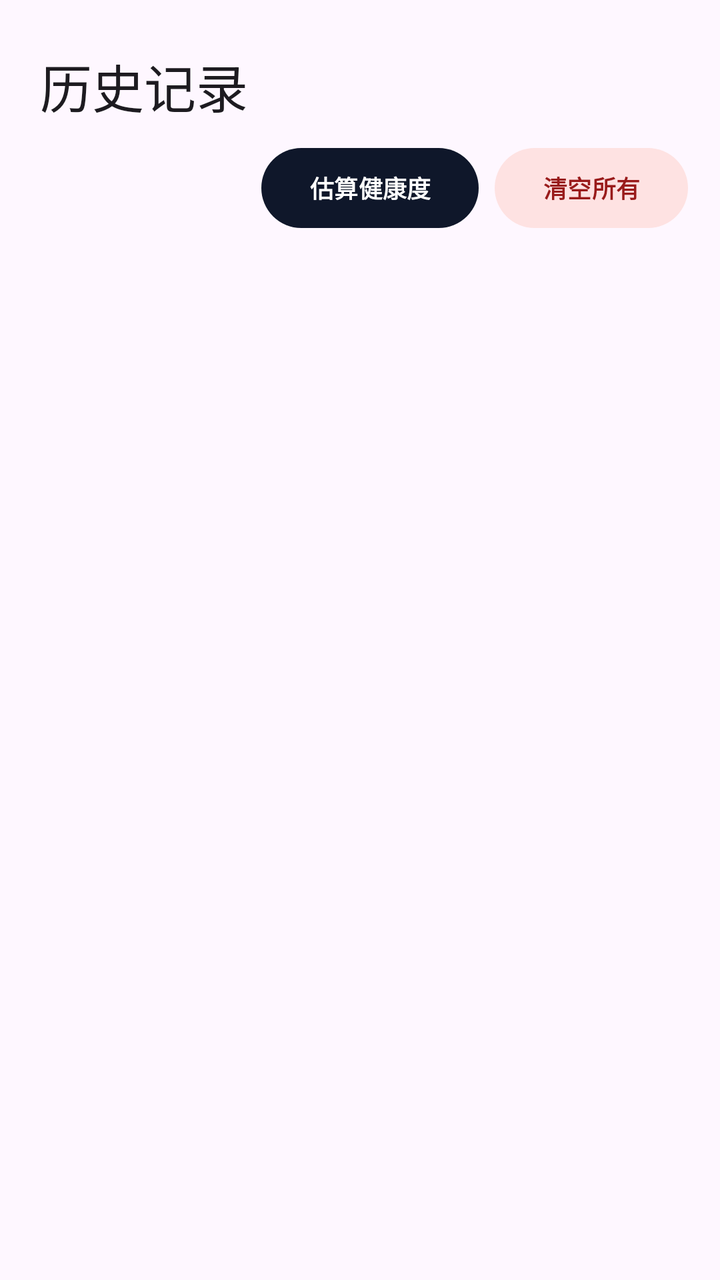
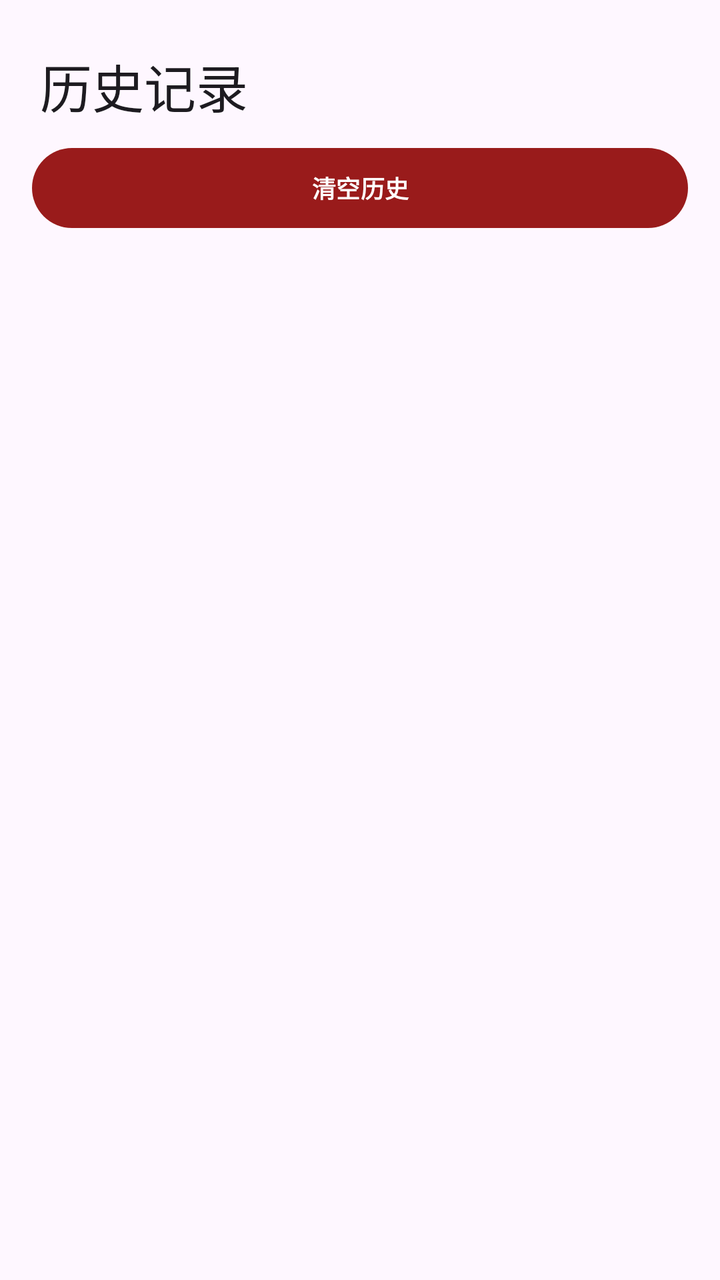

Compare the two renders of this Android layout. The source of the first and the diff that turns it into the second are given below.
<!-- AndroidManifest.xml: application theme Theme.ChargeLog -->
<!-- res/layout/activity_history.xml -->
<?xml version="1.0" encoding="utf-8"?>
<LinearLayout xmlns:android="http://schemas.android.com/apk/res/android"
    xmlns:app="http://schemas.android.com/apk/res-auto"
    xmlns:tools="http://schemas.android.com/tools"
    android:id="@+id/history_main"
    android:layout_width="match_parent"
    android:layout_height="match_parent"
    android:orientation="vertical"
    android:padding="16dp"
    android:background="?android:attr/windowBackground"
    tools:context=".HistoryActivity">

    
    <com.google.android.material.appbar.MaterialToolbar
        android:id="@+id/toolbar"
        android:layout_width="match_parent"
        android:layout_height="54dp"
        app:title="@string/history_title"
        app:titleTextAppearance="@style/XiaomiTitleTextAppearance"
        android:background="@android:color/transparent"
        app:elevation="0dp"
        app:contentInsetStart="0dp"
        app:contentInsetStartWithNavigation="0dp"
        android:layout_marginBottom="4dp" />

    <LinearLayout
        android:layout_width="match_parent"
        android:layout_height="wrap_content"
        android:orientation="horizontal"
        android:gravity="end|center_vertical"
        android:layout_marginBottom="12dp">

        <com.google.android.material.button.MaterialButton
            android:id="@+id/btnEstimateHealth"
            android:layout_width="wrap_content"
            android:layout_height="40dp"
            android:text="@string/estimate_battery_health"
            android:textSize="12sp"
            android:textStyle="bold"
            android:insetTop="0dp"
            android:insetBottom="0dp"
            app:cornerRadius="20dp"
            app:backgroundTint="@color/btn_bg_obsidian"
            android:textColor="@color/white"
            android:layout_marginEnd="8dp" />

        <com.google.android.material.button.MaterialButton
            android:id="@+id/btnClearAll"
            android:layout_width="wrap_content"
            android:layout_height="40dp"
            android:text="@string/clear_all"
            android:textSize="12sp"
            android:textStyle="bold"
            android:insetTop="0dp"
            android:insetBottom="0dp"
            app:cornerRadius="20dp"
            app:backgroundTint="@color/btn_bg_rose_light"
            android:textColor="@color/btn_text_danger" />
    </LinearLayout>

    <androidx.recyclerview.widget.RecyclerView
        android:id="@+id/rvHistory"
        android:layout_width="match_parent"
        android:layout_height="match_parent"
        android:clipToPadding="false"
        android:paddingBottom="16dp"/>
</LinearLayout>
<!-- resources referenced by this layout -->
<resources>
  <color name="btn_bg_obsidian">#0F172A</color>
  <color name="btn_bg_rose_light">#FEE2E2</color>
  <color name="btn_text_danger">#991B1B</color>
  <color name="white">#FFFFFF</color>
  <string name="clear_all">清空所有</string>
  <string name="estimate_battery_health">估算健康度</string>
  <string name="history_title">历史记录</string>
  <style name="XiaomiTitleTextAppearance" parent="TextAppearance.Material3.TitleLarge">
          <item name="android:textSize">26sp</item>
          <item name="android:fontFamily">@font/kaiti</item>
          <item name="fontFamily">@font/kaiti</item>
          <item name="android:textColor">?android:attr/textColorPrimary</item>
      </style>
  <style name="Theme.ChargeLog" parent="Theme.Material3.DayNight.NoActionBar">
          
          <item name="colorPrimary">@color/color_primary</item>
          <item name="colorOnPrimary">@color/white</item>
          
          <item name="android:statusBarColor">?attr/colorSurface</item>
          <item name="android:windowLightStatusBar">true</item>
          <item name="android:navigationBarColor">?attr/colorSurface</item>
          <item name="android:windowLightNavigationBar">true</item>
          <item name="materialAlertDialogTheme">@style/ThemeOverlay.ChargeLog.MaterialAlertDialog</item>
          <item name="android:windowAnimationStyle">@style/Animation.ChargeLog.Activity</item>
      </style>
  <color name="color_primary">#0F172A</color>
  <style name="ThemeOverlay.ChargeLog.MaterialAlertDialog" parent="ThemeOverlay.Material3.MaterialAlertDialog">
          <item name="android:windowAnimationStyle">@style/Animation.ChargeLog.Dialog</item>
      </style>
  <style name="Animation.ChargeLog.Activity" parent="@android:style/Animation.Activity">
          <item name="android:activityOpenEnterAnimation">@anim/activity_enter</item>
          <item name="android:activityOpenExitAnimation">@anim/activity_exit</item>
          <item name="android:activityCloseEnterAnimation">@anim/activity_enter</item>
          <item name="android:activityCloseExitAnimation">@anim/activity_exit</item>
      </style>
  <style name="Animation.ChargeLog.Dialog" parent="@android:style/Animation.Dialog">
          <item name="android:windowEnterAnimation">@anim/dialog_enter</item>
          <item name="android:windowExitAnimation">@anim/dialog_exit</item>
      </style>
</resources>

<!-- the commit's change to res/layout/activity_history.xml (unified diff, before → after) -->
@@ -27,13 +27,18 @@
         android:layout_width="match_parent"
         android:layout_height="wrap_content"
         android:orientation="horizontal"
+        android:animateLayoutChanges="true"
         android:gravity="end|center_vertical"
         android:layout_marginBottom="12dp">
 
         <com.google.android.material.button.MaterialButton
             android:id="@+id/btnEstimateHealth"
-            android:layout_width="wrap_content"
+            android:layout_width="0dp"
             android:layout_height="40dp"
+            android:layout_weight="1"
+            android:minWidth="0dp"
+            android:paddingHorizontal="8dp"
+            android:visibility="gone"
             android:text="@string/estimate_battery_health"
             android:textSize="12sp"
             android:textStyle="bold"
@@ -45,17 +50,38 @@
             android:layout_marginEnd="8dp" />
 
         <com.google.android.material.button.MaterialButton
-            android:id="@+id/btnClearAll"
-            android:layout_width="wrap_content"
+            android:id="@+id/btnDeleteSelected"
+            android:layout_width="0dp"
             android:layout_height="40dp"
-            android:text="@string/clear_all"
+            android:layout_weight="1"
+            android:minWidth="0dp"
+            android:paddingHorizontal="8dp"
+            android:visibility="gone"
+            android:text="@string/delete_selected_action"
             android:textSize="12sp"
             android:textStyle="bold"
             android:insetTop="0dp"
             android:insetBottom="0dp"
             app:cornerRadius="20dp"
             app:backgroundTint="@color/btn_bg_rose_light"
-            android:textColor="@color/btn_text_danger" />
+            android:textColor="@color/btn_text_danger"
+            android:layout_marginEnd="8dp" />
+
+        <com.google.android.material.button.MaterialButton
+            android:id="@+id/btnClearAll"
+            android:layout_width="0dp"
+            android:layout_height="40dp"
+            android:layout_weight="1"
+            android:minWidth="0dp"
+            android:paddingHorizontal="8dp"
+            android:text="@string/clear_history_action"
+            android:textSize="12sp"
+            android:textStyle="bold"
+            android:insetTop="0dp"
+            android:insetBottom="0dp"
+            app:cornerRadius="20dp"
+            app:backgroundTint="@color/color_accent_red"
+            android:textColor="@color/white" />
     </LinearLayout>
 
     <androidx.recyclerview.widget.RecyclerView
<!-- resource entries referenced after the edit -->
@@ -3,8 +3,10 @@
   <color name="btn_bg_obsidian">#0F172A</color>
   <color name="btn_bg_rose_light">#FEE2E2</color>
   <color name="btn_text_danger">#991B1B</color>
+  <color name="color_accent_red">#991B1B</color>
   <color name="white">#FFFFFF</color>
-  <string name="clear_all">清空所有</string>
+  <string name="clear_history_action">清空历史</string>
+  <string name="delete_selected_action">删除已选</string>
   <string name="estimate_battery_health">估算健康度</string>
   <string name="history_title">历史记录</string>
   <style name="XiaomiTitleTextAppearance" parent="TextAppearance.Material3.TitleLarge">
